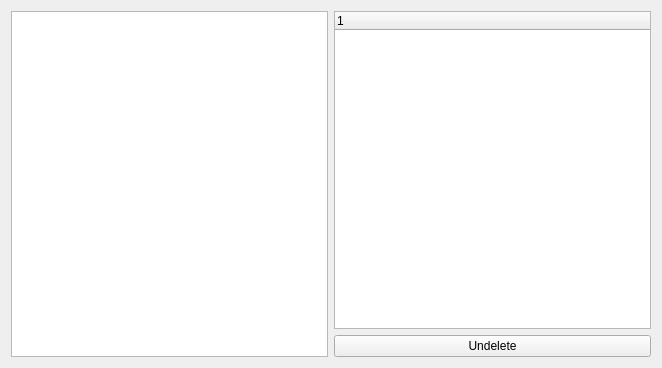
First picture: the form in shred/shred.ui, repository mtboswell/syncer, before the edit.
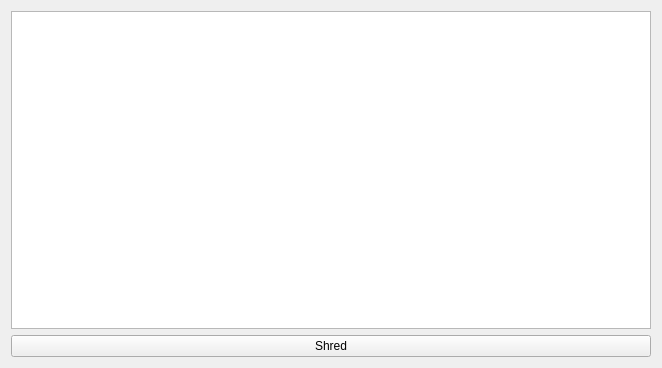
Second picture: the form after the edit.

Diff of the .ui file:
```diff
--- a/shred/shred.ui
+++ b/shred/shred.ui
@@ -13,27 +13,16 @@
   <property name="windowTitle">
    <string>Undelete</string>
   </property>
-  <layout class="QHBoxLayout" name="horizontalLayout">
+  <layout class="QVBoxLayout" name="verticalLayout_2">
    <item>
     <widget class="QListWidget" name="listWidget"/>
    </item>
    <item>
-    <layout class="QVBoxLayout" name="verticalLayout">
-     <item>
-      <widget class="QTreeWidget" name="treeWidget"/>
-     </item>
-     <item>
-      <layout class="QHBoxLayout" name="horizontalLayout_2">
-       <item>
-        <widget class="QPushButton" name="pushButton">
+    <widget class="QPushButton" name="shredButton">
          <property name="text">
-          <string>Undelete</string>
-         </property>
-        </widget>
-       </item>
-      </layout>
-     </item>
-    </layout>
+      <string>Shred</string>
+     </property>
+    </widget>
    </item>
   </layout>
  </widget>
```
Left out of the diff: 6 changed lines with no effect on the pictures. Lines whose indentation alone changed are shown as unchanged.
